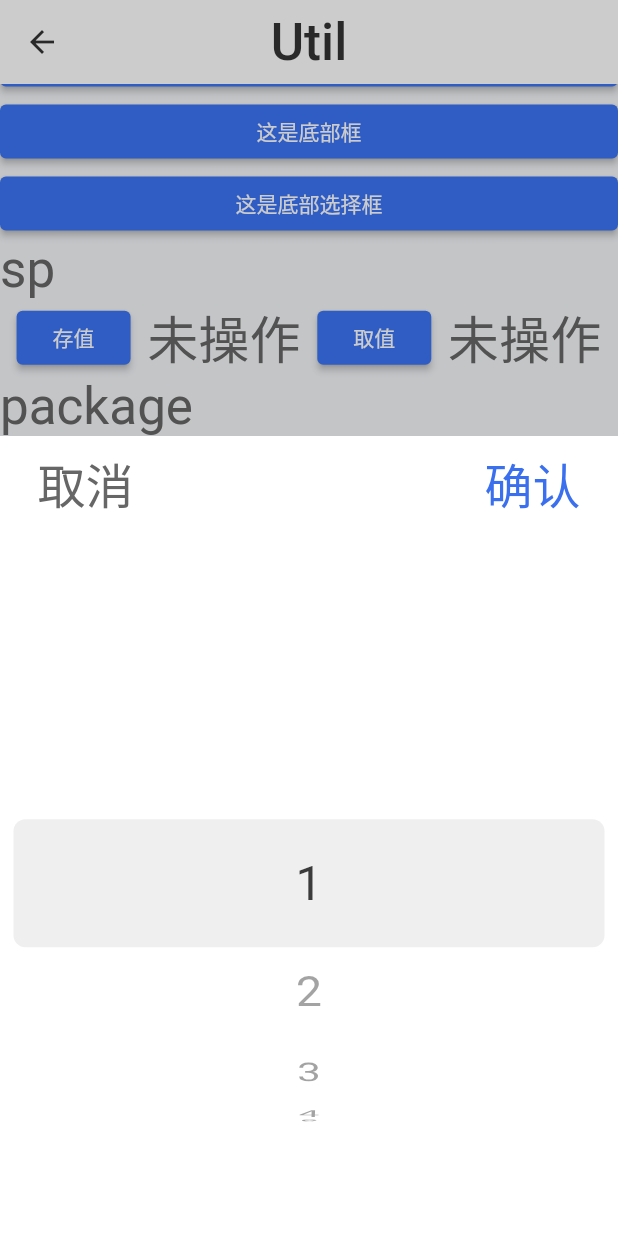
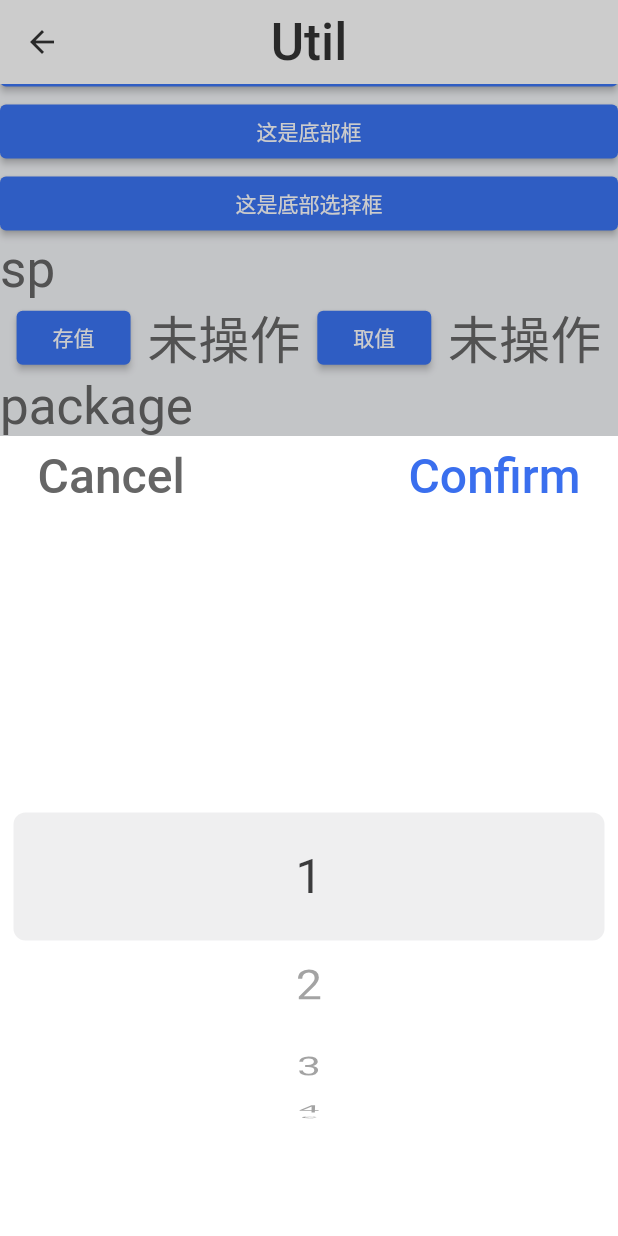
Before and after one commit to icofans/app_template, a Flutter app: the UtilPage screen opened by its route, scrolled down 358 dp, after a tap on "这是底部选择框", on a phone screen of 412 x 824 dp. Run offline on Flutter 3.47's test engine with Material 2 defaults, Android fonts, the phone set to English and light mode, and no system bars; drawn by our look-alikes of cached_network_image; our stand-ins replace connectivity, cookie_jar, dio, dio_cookie_manager, flutter_easyrefresh, fluttertoast and 3 more; accounts and stored records are empty; network calls fail.

Commit message:
优化结构

```diff
--- /dev/null
+++ b/lib/base/intl/base_localizations.dart
@@ -0,0 +1,134 @@
+import 'package:flutter/foundation.dart';
+import 'package:flutter/material.dart';
+
+abstract class _BaseLocalizations {
+  final Locale locale;
+  const _BaseLocalizations(this.locale);
+  Object getItem(String key);
+  String get cancelText => getItem('cancelText');
+  String get confirmText => getItem('confirmText');
+  String get tip => getItem('tip');
+  String get empty => getItem('empty');
+  String get error => getItem('error');
+  String get loading => getItem('loading');
+  String get unknown => getItem('unknown');
+  String get errorTip => getItem('errorTip');
+  String get retryText => getItem('retryText');
+  String get retryLoadingText => getItem('retryLoadingText');
+  String get exitTip => getItem('exitTip');
+  String get searchText => getItem('searchText');
+}
+
+/// localizations
+class BaseLocalizations extends _BaseLocalizations {
+  static BaseLocalizations _static = new BaseLocalizations(null);
+  const BaseLocalizations(Locale locale) : super(locale);
+
+  static const BaseLocalizationsDelegate delegate =
+      const BaseLocalizationsDelegate();
+
+  @override
+  Object getItem(String key) {
+    Map localData;
+    if (locale != null) {
+      if (locale.languageCode == 'en') {
+        localData = localizedValues[locale.languageCode];
+      }
+      if (locale.languageCode == 'zh') {
+        if (locale.countryCode == 'TW' || locale.scriptCode == 'Hant') {
+          localData = localizedValues['zh_Hant'];
+        } else {
+          localData = localizedValues['zh_Hans'];
+        }
+      }
+      if (locale.languageCode == 'pt') {
+        localData = localizedValues['pt_PT'];
+      }
+    }
+
+    if (localData == null) return localizedValues['en'][key];
+    return localData[key];
+  }
+
+  static BaseLocalizations of(BuildContext context) {
+    return Localizations.of<BaseLocalizations>(context, BaseLocalizations) ??
+        _static;
+  }
+
+  /// Language Values
+  static const Map<String, Map<String, Object>> localizedValues = {
+    'en': {
+      'cancelText': 'Cancel',
+      'confirmText': 'Confirm',
+      'tip': "Tips",
+      'empty': "empty!",
+      'error': "error!",
+      'errorTip': "load data error",
+      'loading': "loading...",
+      'unknown': 'unknown error',
+      'retryText': "Try again",
+      'retryLoadingText': "Try again...",
+      'exitTip': "Double-click on the exit",
+      'searchText': "Search"
+    },
+    'zh_Hans': {
+      'cancelText': '取消',
+      'confirmText': '确定',
+      'tip': "提示",
+      'empty': "空空如也~",
+      'error': "出错了!",
+      'errorTip': "加载数据出错",
+      'loading': "加载中...",
+      'unknown': '未知错误',
+      'retryText': "点击重试",
+      'retryLoadingText': "重试中...",
+      'exitTip': "双击退出",
+      'searchText': "搜索"
+    },
+    'zh_Hant': {
+      'cancelText': '取消',
+      'confirmText': '確定',
+      'tip': "提示",
+      'empty': "空空如也~",
+      'error': "出錯了!",
+      'errorTip': "加載數據出錯",
+      'loading': "加載中...",
+      'unknown': '未知錯誤',
+      'retryText': "點擊重試",
+      'retryLoadingText': "重試中...",
+      'exitTip': "雙擊退出",
+      'searchText': "搜索"
+    },
+    'pt_PT': {
+      'cancelText': 'cancelar',
+      'confirmText': 'confirmar',
+      'tip': "Dicas",
+      'empty': "Vazio ~",
+      'error': "Erro!",
+      'errorTip': "Erro Ao carregar dados",
+      'loading': "Carregando...",
+      'unknown': 'Erro Desconhecido',
+      'retryText': "Repertório",
+      'retryLoadingText': "Retirando...",
+      'exitTip': "Clique duplo para sair",
+      'searchText': "Pesquisa"
+    },
+  };
+}
+
+/// picker localizations
+class BaseLocalizationsDelegate
+    extends LocalizationsDelegate<BaseLocalizations> {
+  const BaseLocalizationsDelegate();
+
+  @override
+  bool isSupported(Locale locale) => true;
+
+  @override
+  Future<BaseLocalizations> load(Locale locale) {
+    return SynchronousFuture<BaseLocalizations>(new BaseLocalizations(locale));
+  }
+
+  @override
+  bool shouldReload(BaseLocalizationsDelegate old) => false;
+}
--- a/lib/base/util/alert.dart
+++ b/lib/base/util/alert.dart
@@ -1,3 +1,4 @@
+import 'package:app_template/base/intl/base_localizations.dart';
 import 'package:app_template/base/util/adapt.dart';
 import 'package:flutter/cupertino.dart';
 import 'package:flutter/material.dart';
@@ -8,7 +9,7 @@ class Alert {
     @required BuildContext context,
     String title,
     @required String content,
-    @required String confirmText,
+    String confirmText,
     void Function() onConfirm,
   }) {
     showCupertinoDialog(
@@ -46,7 +47,7 @@ class Alert {
                   },
                   child: FlatButton(
                     child: new Text(
-                      confirmText ?? "",
+                      confirmText ?? BaseLocalizations.of(context).confirmText,
                       style: TextStyle(
                         color: Color(0xFF3A6FEE),
                         fontSize: 14.spx,
@@ -70,8 +71,8 @@ class Alert {
     String title,
     @required String content,
     Color color,
-    @required String cancelText,
-    @required String confirmText,
+    String cancelText,
+    String confirmText,
     void Function() onCancel,
     void Function() onConfirm,
   }) {
@@ -110,7 +111,7 @@ class Alert {
                 child: Container(
                   child: FlatButton(
                     child: Text(
-                      cancelText ?? "",
+                      cancelText ?? BaseLocalizations.of(context).cancelText,
                       style: TextStyle(
                         color:
                             isDarkMode ? Color(0xFFd1d1d1) : Color(0xFF333333),
@@ -133,7 +134,7 @@ class Alert {
                 child: Container(
                   child: FlatButton(
                     child: new Text(
-                      confirmText ?? "",
+                      confirmText ?? BaseLocalizations.of(context).confirmText,
                       style: TextStyle(
                         color: color ??
                             (isDarkMode
@@ -159,7 +160,7 @@ class Alert {
     @required List items,
     String itemKey,
     void Function(int index) onSelected,
-    @required String cancelText,
+    String cancelText,
   }) {
     bool isDarkMode = Theme.of(context).brightness == Brightness.dark;
     showModalBottomSheet<int>(
@@ -211,7 +212,7 @@ class Alert {
               ),
               ListTile(
                 title: Text(
-                  cancelText ?? "取消",
+                  cancelText ?? BaseLocalizations.of(context).cancelText,
                   textAlign: TextAlign.center,
                 ),
                 onTap: () {
@@ -234,8 +235,8 @@ class Alert {
     @required List datas,
     String dataKey,
     int initialItem = 0,
-    @required String cancelText,
-    @required String confirmText,
+    String cancelText,
+    String confirmText,
     void Function() onCancel,
     void Function(int index) onConfirm,
   }) {
@@ -308,7 +309,7 @@ class Alert {
                       onCancel?.call();
                     },
                     child: Text(
-                      cancelText ?? "",
+                      cancelText ?? BaseLocalizations.of(context).cancelText,
                       style: TextStyle(
                           color: isDarkMode
                               ? Color(0xFF999999)
@@ -325,7 +326,7 @@ class Alert {
                       onConfirm?.call(selectedValue);
                     },
                     child: Text(
-                      confirmText ?? "",
+                      confirmText ?? BaseLocalizations.of(context).confirmText,
                       style:
                           TextStyle(color: Color(0xFF3A6FEE), fontSize: 15.spx),
                     ),
--- a/lib/base/widget/empty_view.dart
+++ b/lib/base/widget/empty_view.dart
@@ -1,3 +1,4 @@
+import 'package:app_template/base/intl/base_localizations.dart';
 import 'package:app_template/base/util/adapt.dart';
 import 'package:flutter/material.dart';
 
@@ -10,8 +11,7 @@ const IconData emptyIcon = IconData(0xe618, fontFamily: "iconfont");
 class EmptyView extends StatelessWidget {
   final String image;
   final String message;
-  const EmptyView({Key key, @required this.message, this.image})
-      : super(key: key);
+  const EmptyView({Key key, this.message, this.image}) : super(key: key);
 
   @override
   Widget build(BuildContext context) {
@@ -31,7 +31,7 @@ class EmptyView extends StatelessWidget {
         ),
         SizedBox(height: 24.wpx),
         Text(
-          message ?? "",
+          message ?? BaseLocalizations.of(context).empty,
           style: TextStyle(
             fontSize: 17.spx,
             color: Color(0xFFc4d1f5),
--- a/lib/base/widget/exit_scope.dart
+++ b/lib/base/widget/exit_scope.dart
@@ -1,3 +1,4 @@
+import 'package:app_template/base/intl/base_localizations.dart';
 import 'package:app_template/base/util/toast.dart';
 import 'package:flutter/material.dart';
 
@@ -39,7 +40,7 @@ class _ExitScopeState extends State<ExitScope> {
         DateTime.now().difference(_lastTime) > widget.duration) {
       _lastTime = DateTime.now();
 
-      Toast.show(msg: widget.message ?? "双击退出");
+      Toast.show(msg: widget.message ?? BaseLocalizations.of(context).exitTip);
       return Future.value(false);
     }
     return Future.value(true);
--- a/lib/base/widget/loading_view.dart
+++ b/lib/base/widget/loading_view.dart
@@ -1,3 +1,4 @@
+import 'package:app_template/base/intl/base_localizations.dart';
 import 'package:app_template/base/util/adapt.dart';
 import 'package:flutter/material.dart';
 
@@ -21,7 +22,7 @@ class LoadingView extends StatelessWidget {
             ),
             SizedBox(height: 16.wpx),
             Text(
-              message ?? "",
+              message ?? BaseLocalizations.of(context).loading,
               style: TextStyle(color: Color(0xFF999999), fontSize: 14.spx),
             ),
           ],
--- a/lib/base/widget/search_bar.dart
+++ b/lib/base/widget/search_bar.dart
@@ -1,3 +1,4 @@
+import 'package:app_template/base/intl/base_localizations.dart';
 import 'package:flutter/material.dart';
 
 class SearchBar extends StatelessWidget implements PreferredSizeWidget {
@@ -128,7 +129,8 @@ class _AppBarState extends State<_AppBar> {
                     onChanged: (value) => _onChanged(value),
                     onEditingComplete: () => _onSearch(_controller.text),
                     decoration: InputDecoration(
-                      hintText: widget.hint ?? "搜索",
+                      hintText: widget.hint ??
+                          BaseLocalizations.of(context).searchText,
                       hintStyle: TextStyle(color: Color(0xFF999999)),
                       // filled: true,
                       // fillColor: Colors.white,
@@ -175,7 +177,7 @@ class _AppBarState extends State<_AppBar> {
     Widget _icon = _title.isNotEmpty && !_showSearch
         ? Icon(Icons.search)
         : Text(
-            '取消',
+            BaseLocalizations.of(context).cancelText,
             style: TextStyle(
                 fontSize: 15,
                 color: isDarkMode ? Color(0xFF999999) : Color(0xFF666666)),
--- a/lib/l10n/intl_en.arb
+++ b/lib/common/l10n/intl_en.arb
@@ -1,4 +1,5 @@
 {
     "test": "This is a test text",
+    "test0" : "test0",
     "test1" : "test"
 }
--- a/lib/l10n/intl_zh_CN.arb
+++ b/lib/common/l10n/intl_zh_CN.arb
@@ -1,4 +1,5 @@
 {
     "test": "这是一段测试文本",
+    "test0" : "test0",
     "test1" : "test"
 }
--- a/lib/pages/demo/setting/setting_page.dart.dart
+++ b/lib/pages/demo/setting/setting_page.dart.dart
@@ -1,7 +1,7 @@
 import 'package:app_template/base/view_model/app_model/app_locale_model.dart';
 import 'package:app_template/base/view_model/app_model/app_theme_model.dart';
 import 'package:app_template/base/widget/feedback_widget.dart';
-import 'package:app_template/generated/l10n.dart';
+import 'package:app_template/common/l10n/generated/l10n.dart';
 import 'package:flutter/material.dart';
 import 'package:provider/provider.dart';
 
--- a/lib/pages/demo/util/util_page.dart
+++ b/lib/pages/demo/util/util_page.dart
@@ -46,7 +46,7 @@ class _UtilPageState extends State<UtilPage> {
               ),
               RaisedButton(
                 onPressed: () {
-                  Toast.showLoading(context: context, msg: "加载中");
+                  Toast.showLoading(context: context);
                   context.read<ToastModel>().fetchData(
                     onDone: () {
                       Toast.hideLoading();
@@ -64,7 +64,6 @@ class _UtilPageState extends State<UtilPage> {
                     context: context,
                     title: "提示",
                     content: "这是一个提示框",
-                    confirmText: "确认",
                   );
                 },
                 child: Text("这是一个按钮的提示框"),
@@ -75,8 +74,6 @@ class _UtilPageState extends State<UtilPage> {
                     context: context,
                     title: "提示",
                     content: "这是个提示框",
-                    cancelText: "取消",
-                    confirmText: "确认",
                   );
                 },
                 child: Text("这是两个按钮的提示框"),
@@ -96,8 +93,6 @@ class _UtilPageState extends State<UtilPage> {
                   Alert.showPicker(
                     context: context,
                     datas: ["1", "2", "3", "4", "6", "8", "19", "32", "34234"],
-                    cancelText: "取消",
-                    confirmText: "确认",
                   );
                 },
                 child: Text("这是底部选择框"),
--- a/pubspec.yaml
+++ b/pubspec.yaml
@@ -79,3 +79,6 @@ flutter:
   # see https://flutter.dev/custom-fonts/#from-packages
 flutter_intl:
   enabled: true
+  main_locale: en
+  arb_dir: lib/common/l10n
+  output_dir: lib/common/l10n/generated
```
Also changed, not shown: lib/base/util/toast.dart (+4 -4 lines), lib/base/widget/error_view.dart (+14 -8 lines), lib/base/widget/widgets.dart (added, +10 -0 lines), lib/main.dart (+4 -3 lines), lib/pages/demo/widget/widget_page.dart (+2 -6 lines), lib/common/l10n/generated/intl/messages_all.dart (renamed from lib/generated/intl/messages_all.dart), lib/common/l10n/generated/intl/messages_en.dart, lib/common/l10n/generated/intl/messages_zh_CN.dart, lib/common/l10n/generated/l10n.dart.
